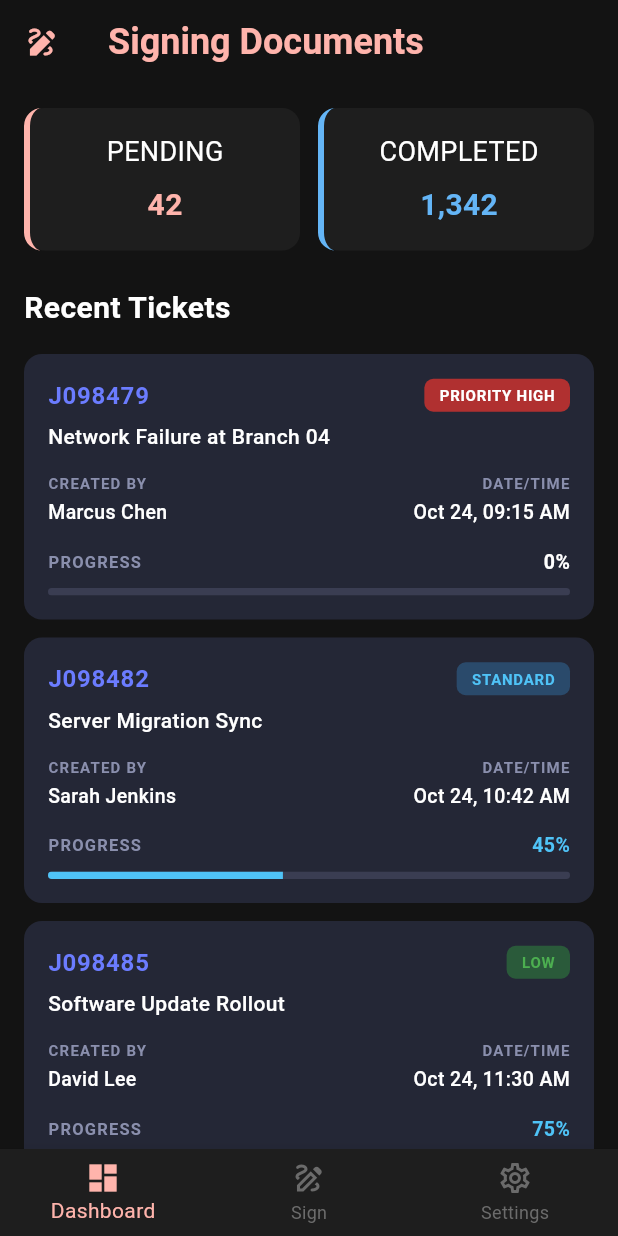
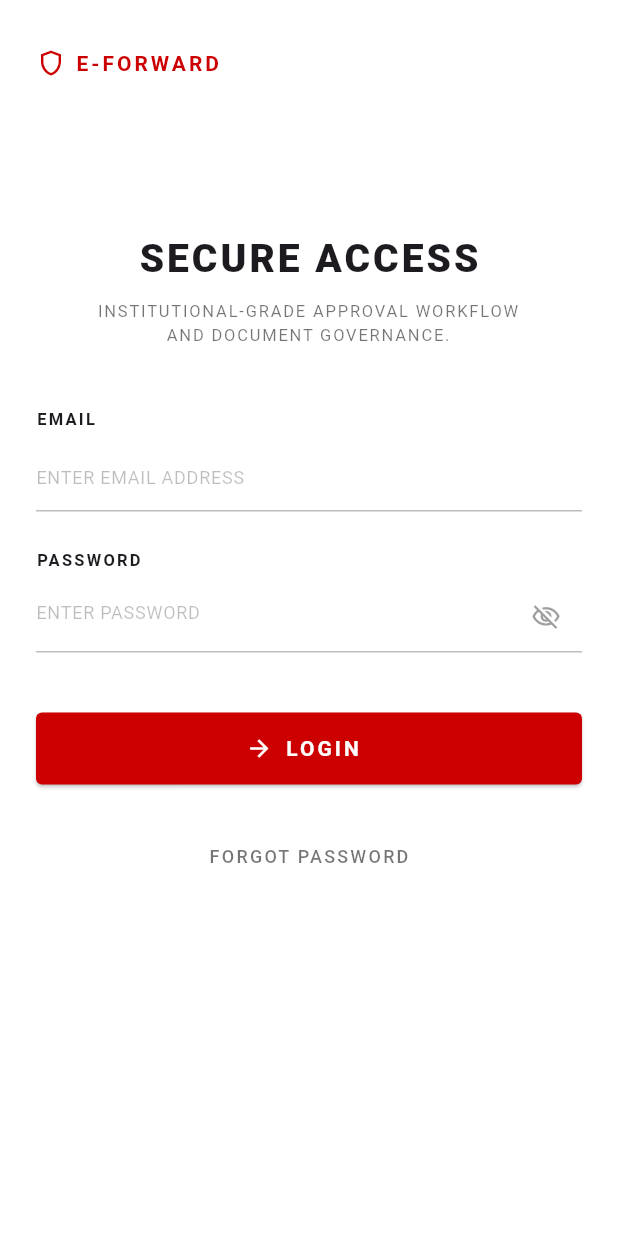
Before and after one commit to Yotsubanashi/eforward_app, a Flutter app: the screen it shows after launch, on a phone screen of 412 x 824 dp. Run offline on Flutter 3.47's test engine with Material 3 defaults, Android fonts, the phone set to English and light mode, and no system bars.

Commit message:
Add Login

```diff
--- a/lib/components/status_ticket.dart
+++ b/lib/components/status_ticket.dart
@@ -24,7 +24,7 @@
           mainAxisAlignment: MainAxisAlignment.spaceBetween,
           children: [
             const Text(
-              'Recent Tickets',
+              'Recent Documents',
               style: TextStyle(
                 color: Colors.white,
                 fontSize: 20,
--- a/lib/main.dart
+++ b/lib/main.dart
@@ -1,14 +1,10 @@
 import 'package:flutter/material.dart';
-import 'components/status_card.dart';
-import 'components/status_ticket.dart';
-import 'components/ticket_model.dart';
-import 'components/bottom_navigator.dart';
+import 'pages/login.dart'; // ← import login screen
 
 void main() {
   runApp(const MyApp());
 }
 
-// ← Step 1: Wrap in a StatelessWidget for MaterialApp
 class MyApp extends StatelessWidget {
   const MyApp({super.key});
 
@@ -16,87 +12,7 @@
   Widget build(BuildContext context) {
     return const MaterialApp(
       debugShowCheckedModeBanner: false,
-      home: MainPage(),
+      home: LoginScreen(), // ← call login screen here
     );
   }
 }
-
-// ← Step 2: StatefulWidget so setState() works
-class MainPage extends StatefulWidget {
-  const MainPage({super.key});
-
-  @override
-  State<MainPage> createState() => _MainPageState();
-}
-
-class _MainPageState extends State<MainPage> {
-  int _selectedIndex = 0; // ← Step 3: proper type + default value
-
-  @override
-  Widget build(BuildContext context) {
-    return Scaffold(
-      appBar: AppBar(
-        leading: const Icon(Icons.draw, color: Color(0xFFFFB4AC)),
-        backgroundColor: const Color(0xFF131313),
-        title: const Text(
-          "Signing Documents",
-          style: TextStyle(
-            color: Color(0xFFFFB4AC),
-            fontSize: 24,
-            fontWeight: FontWeight.bold,
-          ),
-        ),
-      ),
-      backgroundColor: const Color(0xFF131313),
-      body: SingleChildScrollView(
-        padding: const EdgeInsets.all(16),
-        child: Column(
-          children: [
-            Row(
-              children: [
-                Expanded(child: buildCard("PENDING", "42", const Color(0xFFFFB4AC))),
-                const SizedBox(width: 12),
-                Expanded(child: buildCard("COMPLETED", "1,342", const Color(0xFF64B5F6))),
-              ],
-            ),
-            const SizedBox(height: 24),
-            RecentTicketsSection(
-              tickets: const [
-                TicketData(
-                  id: 'J098479',
-                  title: 'Network Failure at Branch 04',
-                  createdBy: 'Marcus Chen',
-                  dateTime: 'Oct 24, 09:15 AM',
-                  progress: 0.0,
-                  priority: TicketPriority.high,
-                ),
-                TicketData(
-                  id: 'J098482',
-                  title: 'Server Migration Sync',
-                  createdBy: 'Sarah Jenkins',
-                  dateTime: 'Oct 24, 10:42 AM',
-                  progress: 0.45,
-                  priority: TicketPriority.standard,
-                ),
-                TicketData(
-                  id: 'J098485',
-                  title: 'Software Update Rollout',
-                  createdBy: 'David Lee',
-                  dateTime: 'Oct 24, 11:30 AM',
-                  progress: 0.75,
-                  priority: TicketPriority.low,
-                ),
-              ],
-            ),
-          ],
-        ),
-      ),
-
-      // ← Step 4: Use BottomNavigator (your component), not BottomAppBar
-      bottomNavigationBar: BottomNavigator(
-        selectedIndex: _selectedIndex,
-        onTap: (index) => setState(() => _selectedIndex = index),
-      ),
-    );
-  }
-}
--- a/lib/pages/dashboard.dart
+++ b/lib/pages/dashboard.dart
@@ -0,0 +1,90 @@
+import 'package:flutter/material.dart';
+import 'package:eforward_app/components/status_card.dart';
+import 'package:eforward_app/components/status_ticket.dart';
+import 'package:eforward_app/components/ticket_model.dart';
+import 'package:eforward_app/components/bottom_navigator.dart';
+
+class DashboardPage extends StatefulWidget {
+  const DashboardPage({super.key});
+
+  @override
+  State<DashboardPage> createState() => _DashboardPageState();
+}
+
+class _DashboardPageState extends State<DashboardPage> {
+  int _selectedIndex = 0;
+
+  @override
+  Widget build(BuildContext context) {
+    return Scaffold(
+      appBar: AppBar(
+        leading: const Icon(Icons.draw, color: Color(0xFFFFB4AC)),
+        backgroundColor: const Color(0xFF131313),
+        title: const Text(
+          "Signing Documents",
+          style: TextStyle(
+            color: Color(0xFFFFB4AC),
+            fontSize: 24,
+            fontWeight: FontWeight.bold,
+          ),
+        ),
+      ),
+      backgroundColor: const Color(0xFF131313),
+      body: SingleChildScrollView(
+        padding: const EdgeInsets.all(16),
+        child: Column(
+          children: [
+            Row(
+              children: [
+                Expanded(child: buildCard("PENDING", "42", const Color(0xFFFFB4AC))),
+                const SizedBox(width: 12),
+                Expanded(child: buildCard("COMPLETED", "1,342", const Color(0xFF64B5F6))),
+              ],
+            ),
+            const SizedBox(height: 24),
+            RecentTicketsSection(
+              tickets: const [
+                TicketData(
+                  id: 'J098479',
+                  title: 'Network Failure at Branch 04',
+                  createdBy: 'Marcus Chen',
+                  dateTime: 'Oct 24, 09:15 AM',
+                  progress: 0.0,
+                  priority: TicketPriority.high,
+                ),
+                TicketData(
+                  id: 'J098482',
+                  title: 'Server Migration Sync',
+                  createdBy: 'Sarah Jenkins',
+                  dateTime: 'Oct 24, 10:42 AM',
+                  progress: 0.45,
+                  priority: TicketPriority.standard,
+                ),
+                TicketData(
+                  id: 'J098485',
+                  title: 'Software Update Rollout',
+                  createdBy: 'David Lee',
+                  dateTime: 'Oct 24, 11:30 AM',
+                  progress: 0.75,
+                  priority: TicketPriority.low,
+                ),
+                TicketData(
+                  id: 'J098485',
+                  title: 'Software Update Rollout',
+                  createdBy: 'David Lee',
+                  dateTime: 'Oct 24, 11:30 AM',
+                  progress: 0.75,
+                  priority: TicketPriority.low,
+                ),
+              ],
+            ),
+          ],
+        ),
+      ),
+      bottomNavigationBar: BottomNavigator(
+        selectedIndex: _selectedIndex,
+        onTap: (index) => setState(() => _selectedIndex = index),
+      ),
+    );
+  }
+}
--- a/lib/pages/login.dart
+++ b/lib/pages/login.dart
@@ -0,0 +1,177 @@
+import 'package:flutter/material.dart';
+import 'dashboard.dart'; // 👈 add this
+
+class LoginScreen extends StatefulWidget {
+  const LoginScreen({super.key});
+
+  @override
+  State<LoginScreen> createState() => _LoginScreenState();
+}
+
+class _LoginScreenState extends State<LoginScreen> {
+  bool _obscurePassword = true;
+  final TextEditingController _emailController = TextEditingController();    // 👈 add
+  final TextEditingController _passwordController = TextEditingController(); // 👈 add
+
+  @override
+  Widget build(BuildContext context) {
+    return Scaffold(
+      backgroundColor: Colors.white,
+      body: SafeArea(
+        child: Padding(
+          padding: EdgeInsets.symmetric(horizontal: 24, vertical: 32),
+          child: Column(
+            crossAxisAlignment: CrossAxisAlignment.start,
+            children: [
+
+              // Logo + Brand
+              Row(
+                children: [
+                  Icon(Icons.shield_outlined, color: Color(0xFFCC0000), size: 20),
+                  SizedBox(width: 6),
+                  Text("E-FORWARD",
+                    style: TextStyle(
+                      color: Color(0xFFCC0000),
+                      fontSize: 14,
+                      fontWeight: FontWeight.bold,
+                      letterSpacing: 2,
+                    )),
+                ],
+              ),
+              SizedBox(height: 102),
+
+              // Title
+              Center(
+                child: Column(
+                  children: [
+                    Text("SECURE ACCESS",
+                      style: TextStyle(
+                        fontSize: 26,
+                        fontWeight: FontWeight.w900,
+                        letterSpacing: 2,
+                      )),
+                    SizedBox(height: 8),
+                    Text(
+                      "INSTITUTIONAL-GRADE APPROVAL WORKFLOW\nAND DOCUMENT GOVERNANCE.",
+                      textAlign: TextAlign.center,
+                      style: TextStyle(
+                        fontSize: 11,
+                        color: Colors.black54,
+                        letterSpacing: 1.2,
+                      ),
+                    ),
+                  ],
+                ),
+              ),
+              SizedBox(height: 40),
+
+              // Email Field
+              Text("EMAIL",
+                style: TextStyle(fontSize: 11, fontWeight: FontWeight.bold, letterSpacing: 1.5)),
+              SizedBox(height: 6),
+              TextField(
+                controller: _emailController, // 👈 add
+                decoration: InputDecoration(
+                  hintText: "ENTER EMAIL ADDRESS",
+                  hintStyle: TextStyle(color: Colors.black26, fontSize: 12),
+                  enabledBorder: UnderlineInputBorder(
+                    borderSide: BorderSide(color: Colors.black26),
+                  ),
+                  focusedBorder: UnderlineInputBorder(
+                    borderSide: BorderSide(color: Color(0xFFCC0000)),
+                  ),
+                ),
+              ),
+              SizedBox(height: 24),
+
+              // Password Field
+              Text("PASSWORD",
+                style: TextStyle(fontSize: 11, fontWeight: FontWeight.bold, letterSpacing: 1.5)),
+              SizedBox(height: 6),
+              TextField(
+                controller: _passwordController, // 👈 add
+                obscureText: _obscurePassword,
+                decoration: InputDecoration(
+                  hintText: "ENTER PASSWORD",
+                  hintStyle: TextStyle(color: Colors.black26, fontSize: 12),
+                  suffixIcon: IconButton(
+                    icon: Icon(
+                      _obscurePassword ? Icons.visibility_off_outlined : Icons.visibility_outlined,
+                      color: Colors.black38,
+                      size: 20,
+                    ),
+                    onPressed: () {
+                      setState(() {
+                        _obscurePassword = !_obscurePassword;
+                      });
+                    },
+                  ),
+                  enabledBorder: UnderlineInputBorder(
+                    borderSide: BorderSide(color: Colors.black26),
+                  ),
+                  focusedBorder: UnderlineInputBorder(
+                    borderSide: BorderSide(color: Color(0xFFCC0000)),
+                  ),
+                ),
+              ),
+              SizedBox(height: 40),
+
+              // Login Button
+              SizedBox(
+                width: double.infinity,
+                height: 48,
+                child: ElevatedButton.icon(
+                  onPressed: () {
+                    String email = _emailController.text.trim();
+                    String password = _passwordController.text.trim();
+
+                    if (email == "mark.almueda@ardentnetworks.com.ph" && password == "Mark001!") {
+                      Navigator.pushReplacement(
+                        context,
+                        MaterialPageRoute(builder: (context) => DashboardPage()),
+                      );
+                    } else {
+                      ScaffoldMessenger.of(context).showSnackBar(
+                        SnackBar(
+                          content: Text("Invalid email or password!"),
+                          backgroundColor: Color(0xFFCC0000),
+                        ),
+                      );
+                    }
+                  }, // 👈 updated
+                  icon: Icon(Icons.arrow_forward, color: Colors.white),
+                  label: Text("LOGIN",
+                    style: TextStyle(
+                      color: Colors.white,
+                      letterSpacing: 2,
+                      fontWeight: FontWeight.bold,
+                    )),
+                  style: ElevatedButton.styleFrom(
+                    backgroundColor: Color(0xFFCC0000),
+                    shape: RoundedRectangleBorder(
+                      borderRadius: BorderRadius.circular(4),
+                    ),
+                  ),
+                ),
+              ),
+              SizedBox(height: 24),
+
+              // Forgot Password
+              Center(
+                child: TextButton(
+                  onPressed: () {},
+                  child: Text("FORGOT PASSWORD",
+                    style: TextStyle(
+                      color: Colors.black54,
+                      fontSize: 12,
+                      letterSpacing: 1.5,
+                    )),
+                ),
+              ),
+            ],
+          ),
+        ),
+      ),
+    );
+  }
+}
```
